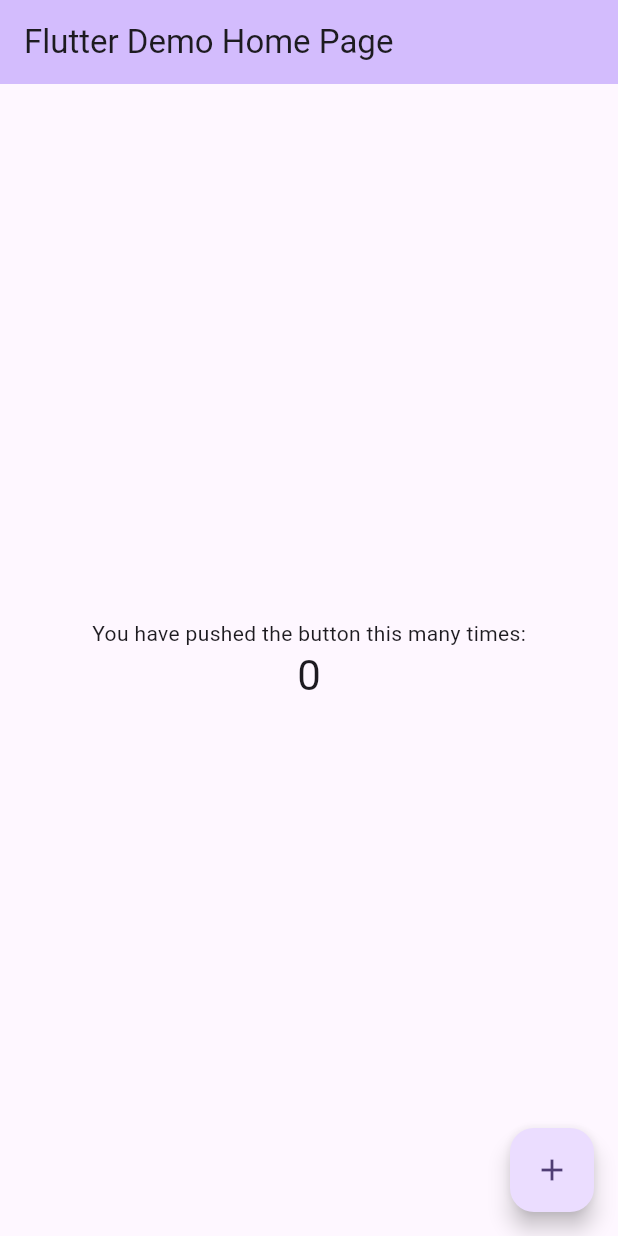
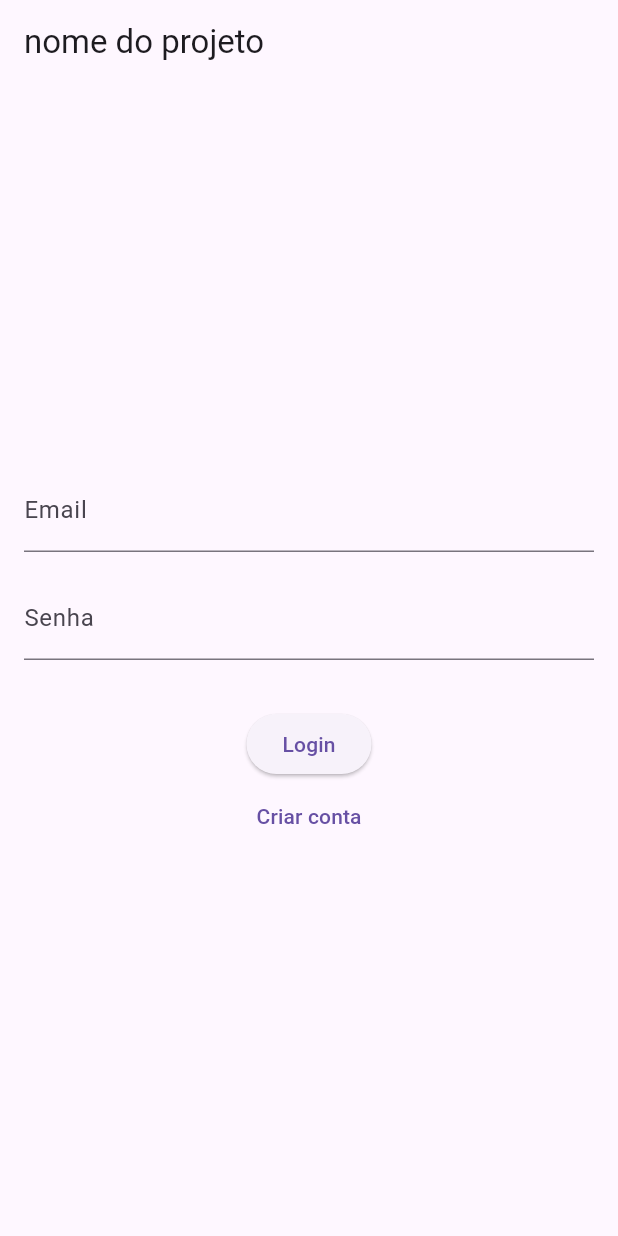
Before and after one commit to arthurhzm/movie_recommender, a Flutter app: the screen it shows after launch, on a phone screen of 412 x 824 dp. Run offline on Flutter 3.47's test engine with Material 3 defaults, Android fonts, the phone set to English and light mode, and no system bars; our stand-ins replace firebase_auth, flutter_riverpod, go_router; accounts and stored records are empty.

Commit message:
FEAT: Implement authentication flow with login page and remote data source

```diff
--- /dev/null
+++ b/lib/data/datasources/auth_remote_datasource.dart
@@ -0,0 +1,21 @@
+import 'package:firebase_auth/firebase_auth.dart';
+
+class AuthRemoteDataSource {
+  final FirebaseAuth _auth = FirebaseAuth.instance;
+
+  Future<User?> signUpWithEmailAndPassword(
+    String email,
+    String password,
+  ) async {
+    try {
+      final userCredential = await _auth.createUserWithEmailAndPassword(
+        email: email,
+        password: password,
+      );
+      return userCredential.user;
+    } catch (e) {
+      throw Exception('Failed to sign up: $e');
+    }
+  }
+
+}
--- a/lib/main.dart
+++ b/lib/main.dart
@@ -1,123 +1,33 @@
 import 'package:flutter/material.dart';
+import 'package:go_router/go_router.dart';
+import 'package:movie_recommender/presentation/pages/auth/login_page.dart';
 
-void main() {
-  runApp(const MyApp());
+void main(){
+  runApp(const App());
 }
 
-class MyApp extends StatelessWidget {
-  const MyApp({super.key});
+final router = GoRouter(
+  routes: [
+    GoRoute(
+      path: '/',
+      builder: (context, state) => const LoginPage(),
+    ),
 
-  // This widget is the root of your application.
+  ],
+);
+
+class App extends StatelessWidget {
+  const App({super.key});
+
   @override
   Widget build(BuildContext context) {
-    return MaterialApp(
-      title: 'Flutter Demo',
+    return MaterialApp.router(
+      routerConfig: router,
+      title: 'Movie Recommender',
       theme: ThemeData(
-        // This is the theme of your application.
-        //
-        // TRY THIS: Try running your application with "flutter run". You'll see
-        // the application has a purple toolbar. Then, without quitting the app,
-        // try changing the seedColor in the colorScheme below to Colors.green
-        // and then invoke "hot reload" (save your changes or press the "hot
-        // reload" button in a Flutter-supported IDE, or press "r" if you used
-        // the command line to start the app).
-        //
-        // Notice that the counter didn't reset back to zero; the application
-        // state is not lost during the reload. To reset the state, use hot
-        // restart instead.
-        //
-
-        // This works for code too, not just values: Most code changes can be
-        // tested with just a hot reload.
-        colorScheme: ColorScheme.fromSeed(seedColor: Colors.deepPurple),
+        primarySwatch: Colors.blue,
       ),
-      home: const MyHomePage(title: 'Flutter Demo Home Page'),
+      debugShowCheckedModeBanner: false,
     );
   }
 }
-
-class MyHomePage extends StatefulWidget {
-  const MyHomePage({super.key, required this.title});
-
-  // This widget is the home page of your application. It is stateful, meaning
-  // that it has a State object (defined below) that contains fields that affect
-  // how it looks.
-
-  // This class is the configuration for the state. It holds the values (in this
-  // case the title) provided by the parent (in this case the App widget) and
-  // used by the build method of the State. Fields in a Widget subclass are
-  // always marked "final".
-
-  final String title;
-
-  @override
-  State<MyHomePage> createState() => _MyHomePageState();
-}
-
-class _MyHomePageState extends State<MyHomePage> {
-  int _counter = 0;
-
-  void _incrementCounter() {
-    setState(() {
-      // This call to setState tells the Flutter framework that something has
-      // changed in this State, which causes it to rerun the build method below
-      // so that the display can reflect the updated values. If we changed
-      // _counter without calling setState(), then the build method would not be
-      // called again, and so nothing would appear to happen.
-      _counter++;
-    });
-  }
-
-  @override
-  Widget build(BuildContext context) {
-    // This method is rerun every time setState is called, for instance as done
-    // by the _incrementCounter method above.
-    //
-    // The Flutter framework has been optimized to make rerunning build methods
-    // fast, so that you can just rebuild anything that needs updating rather
-    // than having to individually change instances of widgets.
-    return Scaffold(
-      appBar: AppBar(
-        // TRY THIS: Try changing the color here to a specific color (to
-        // Colors.amber, perhaps?) and trigger a hot reload to see the AppBar
-        // change color while the other colors stay the same.
-        backgroundColor: Theme.of(context).colorScheme.inversePrimary,
-        // Here we take the value from the MyHomePage object that was created by
-        // the App.build method, and use it to set our appbar title.
-        title: Text(widget.title),
-      ),
-      body: Center(
-        // Center is a layout widget. It takes a single child and positions it
-        // in the middle of the parent.
-        child: Column(
-          // Column is also a layout widget. It takes a list of children and
-          // arranges them vertically. By default, it sizes itself to fit its
-          // children horizontally, and tries to be as tall as its parent.
-          //
-          // Column has various properties to control how it sizes itself and
-          // how it positions its children. Here we use mainAxisAlignment to
-          // center the children vertically; the main axis here is the vertical
-          // axis because Columns are vertical (the cross axis would be
-          // horizontal).
-          //
-          // TRY THIS: Invoke "debug painting" (choose the "Toggle Debug Paint"
-          // action in the IDE, or press "p" in the console), to see the
-          // wireframe for each widget.
-          mainAxisAlignment: MainAxisAlignment.center,
-          children: <Widget>[
-            const Text('You have pushed the button this many times:'),
-            Text(
-              '$_counter',
-              style: Theme.of(context).textTheme.headlineMedium,
-            ),
-          ],
-        ),
-      ),
-      floatingActionButton: FloatingActionButton(
-        onPressed: _incrementCounter,
-        tooltip: 'Increment',
-        child: const Icon(Icons.add),
-      ), // This trailing comma makes auto-formatting nicer for build methods.
-    );
-  }
-}
--- /dev/null
+++ b/lib/presentation/pages/auth/login_page.dart
@@ -0,0 +1,42 @@
+import 'package:flutter/material.dart';
+import 'package:flutter_riverpod/flutter_riverpod.dart';
+
+class LoginPage extends ConsumerWidget {
+  const LoginPage({super.key});
+
+  @override
+  Widget build(BuildContext context, WidgetRef ref) {
+    return Scaffold(
+      appBar: AppBar(title: const Text('nome do projeto')),
+      body: Padding(
+        padding: const EdgeInsets.all(16.0),
+        child: Column(
+          mainAxisAlignment: MainAxisAlignment.center,
+          children: [
+            const TextField(
+              decoration: InputDecoration(labelText: 'Email'),
+            ),
+            const SizedBox(height: 16),
+            const TextField(
+              obscureText: true,
+              decoration: InputDecoration(labelText: 'Senha'),
+            ),
+            const SizedBox(height: 32),
+            ElevatedButton(
+              onPressed: () {
+                // Implementar lógica de login
+              },
+              child: const Text('Login'),
+            ),
+            TextButton(
+              onPressed: () {
+                // Navegar para tela de cadastro
+              },
+              child: const Text('Criar conta'),
+            ),
+          ],
+        ),
+      ),
+    );
+  }
+}
```
